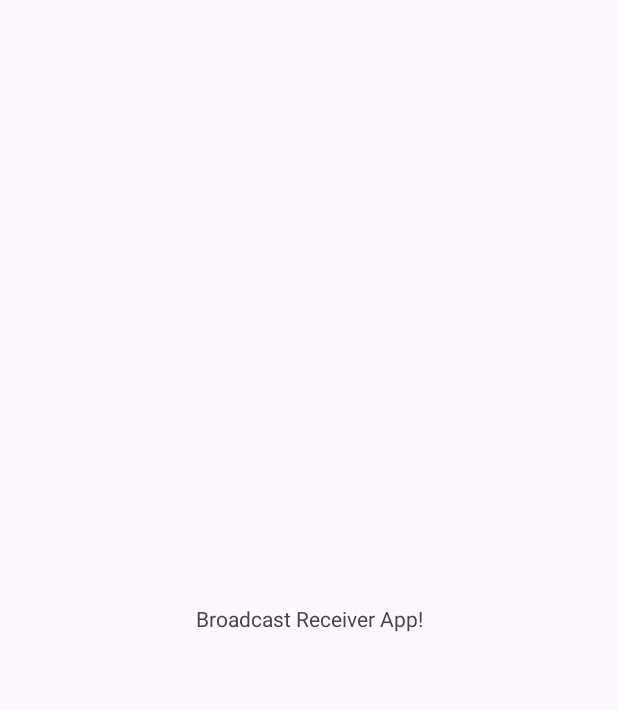
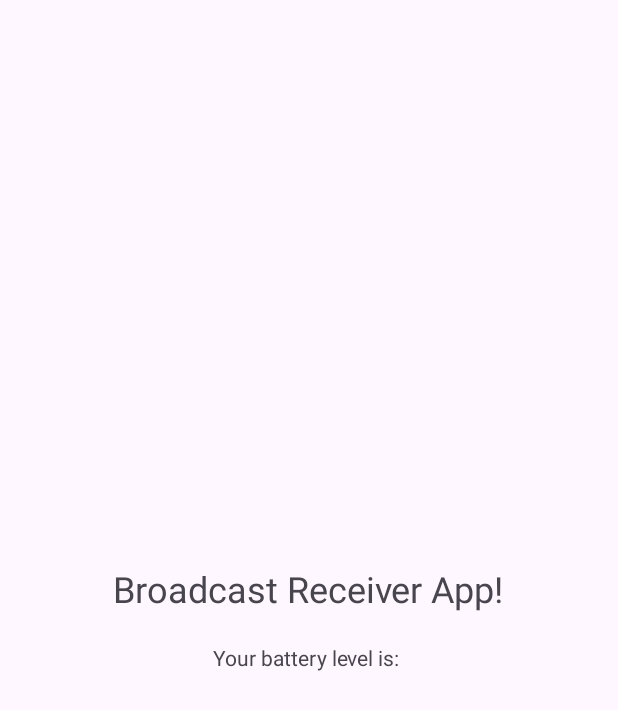
Before and after one commit to Zeddead119/PRM392, an Android app: the screen it shows after launch (MainActivity), on a phone screen of 412 x 824 dp. Before the commit the part shown is almost empty. Shown: the top 710 px of the screen. Run offline under Robolectric (Android 15) with nearby library versions, the phone set to English and light mode, and no system bars.

Commit message:
update Lab3 Exercise20

```diff
--- /dev/null
+++ b/Exercise20_BroadcastReceiver/app/src/main/java/com/example/exercise20_broadcastreceiver/BatteryReceiver.java
@@ -0,0 +1,29 @@
+package com.example.exercise20_broadcastreceiver;
+
+import android.content.BroadcastReceiver;
+import android.content.Context;
+import android.content.Intent;
+import android.os.BatteryManager;
+import android.widget.TextView;
+import android.widget.Toast;
+
+public class BatteryReceiver extends BroadcastReceiver {
+    private static final String TAG = "BatteryReceiver";
+    private TextView txtBattery;
+
+    public BatteryReceiver(TextView txtBattery) {
+        this.txtBattery = txtBattery;
+    }
+
+    @Override
+    public void onReceive(Context context, Intent intent) {
+        String action = intent.getAction();
+        if(intent.ACTION_BATTERY_CHANGED.equals(action)){
+            int level = intent.getIntExtra(BatteryManager.EXTRA_LEVEL, -1);
+            int scale = intent.getIntExtra(BatteryManager.EXTRA_SCALE, -1);
+            float batteryPct = level / (float) scale * 100;
+            Toast.makeText(context, "Battery level changed: " + batteryPct + "%", Toast.LENGTH_LONG).show();
+            txtBattery.setText("Your battery level is: " + batteryPct + "%");
+        }
+    }
+}
--- a/Exercise20_BroadcastReceiver/app/src/main/java/com/example/exercise20_broadcastreceiver/MainActivity.java
+++ b/Exercise20_BroadcastReceiver/app/src/main/java/com/example/exercise20_broadcastreceiver/MainActivity.java
@@ -1,10 +1,12 @@
 package com.example.exercise20_broadcastreceiver;
 
 import android.bluetooth.BluetoothAdapter;
+import android.content.Intent;
 import android.content.IntentFilter;
 import android.net.wifi.WifiManager;
 import android.os.Bundle;
 import android.util.Log;
+import android.widget.TextView;
 
 import androidx.activity.EdgeToEdge;
 import androidx.appcompat.app.AppCompatActivity;
@@ -18,7 +20,9 @@ public class MainActivity extends AppCompatActivity {
 
     private WifiReceiver wifiReceiver = new WifiReceiver();
     private BlueToothReceiver bluetoothReceiver = new BlueToothReceiver();
+    private BatteryReceiver batteryReceiver;
 
+    private TextView txtBattery;
 
     @Override
     protected void onCreate(Bundle savedInstanceState) {
@@ -30,6 +34,9 @@ public class MainActivity extends AppCompatActivity {
             v.setPadding(systemBars.left, systemBars.top, systemBars.right, systemBars.bottom);
             return insets;
         });
+
+        txtBattery = findViewById(R.id.txtBattery);
+        batteryReceiver = new BatteryReceiver(txtBattery);
     }
 
     @Override
@@ -50,6 +57,14 @@ public class MainActivity extends AppCompatActivity {
         } catch (Exception e) {
             Log.e(TAG, "Bluetooth - Failed to register receiver", e);
         }
+
+        try {
+            IntentFilter filter3 = new IntentFilter (Intent.ACTION_BATTERY_CHANGED);
+            registerReceiver(batteryReceiver, filter3);
+            Log.d(TAG, "Battery - Receiver registered successfully");
+        } catch (Exception e) {
+            Log.e(TAG, "Battery - Failed to register receiver", e);
+        }
     }
 
     @Override
@@ -58,8 +73,13 @@ public class MainActivity extends AppCompatActivity {
         if (wifiReceiver != null) {
             unregisterReceiver(wifiReceiver);
         }
+
         if (bluetoothReceiver != null) {
             unregisterReceiver(bluetoothReceiver);
         }
+
+        if (batteryReceiver != null) {
+            unregisterReceiver(batteryReceiver);
+        }
     }
 }
--- a/Exercise20_BroadcastReceiver/app/src/main/res/layout/activity_main.xml
+++ b/Exercise20_BroadcastReceiver/app/src/main/res/layout/activity_main.xml
@@ -1,20 +1,33 @@
 <?xml version="1.0" encoding="utf-8"?>
-<androidx.constraintlayout.widget.ConstraintLayout
-    xmlns:android="http://schemas.android.com/apk/res/android"
+<LinearLayout xmlns:android="http://schemas.android.com/apk/res/android"
     xmlns:app="http://schemas.android.com/apk/res-auto"
     xmlns:tools="http://schemas.android.com/tools"
     android:id="@+id/main"
     android:layout_width="match_parent"
     android:layout_height="match_parent"
+    android:orientation="vertical"
+    android:gravity="center"
     tools:context=".MainActivity">
 
     <TextView
         android:layout_width="wrap_content"
         android:layout_height="wrap_content"
+        android:textSize="24sp"
         android:text="Broadcast Receiver App!"
         app:layout_constraintBottom_toBottomOf="parent"
         app:layout_constraintEnd_toEndOf="parent"
         app:layout_constraintStart_toStartOf="parent"
         app:layout_constraintTop_toTopOf="parent" />
 
-</androidx.constraintlayout.widget.ConstraintLayout>
+    <TextView
+        android:id="@+id/txtBattery"
+        android:layout_width="wrap_content"
+        android:layout_height="wrap_content"
+        android:layout_marginTop="20dp"
+        android:text="Your battery level is: "
+        app:layout_constraintBottom_toBottomOf="parent"
+        app:layout_constraintEnd_toEndOf="parent"
+        app:layout_constraintStart_toStartOf="parent"
+        app:layout_constraintTop_toTopOf="parent" />
+
+</LinearLayout>
```
